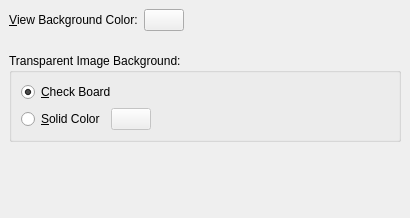
Before: the Qt Designer form app/configdialog.ui in KDE/gwenview, drawn with Qt 5.
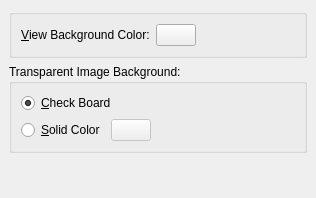
After: the same form once the commit is applied. Custom widgets are drawn as their Qt base class.

Commit message:
Improved layout a bit.
Still not satisfied, but it's the best I can do without breaking
string freeze.

The edit to the form file:
```diff
--- a/app/configdialog.ui
+++ b/app/configdialog.ui
@@ -5,8 +5,8 @@
    <rect>
     <x>0</x>
     <y>0</y>
-    <width>410</width>
-    <height>218</height>
+    <width>316</width>
+    <height>198</height>
    </rect>
   </property>
   <layout class="QVBoxLayout" >
@@ -17,9 +17,13 @@
     <number>6</number>
    </property>
    <item>
+    <widget class="QGroupBox" name="groupBox" >
+     <property name="title" >
+      <string/>
+     </property>
     <layout class="QHBoxLayout" >
      <property name="margin" >
-      <number>0</number>
+       <number>9</number>
      </property>
      <property name="spacing" >
       <number>6</number>
@@ -55,31 +59,13 @@
       </spacer>
      </item>
     </layout>
-   </item>
-   <item>
-    <spacer>
-     <property name="orientation" >
-      <enum>Qt::Vertical</enum>
-     </property>
-     <property name="sizeType" >
-      <enum>QSizePolicy::Fixed</enum>
-     </property>
-     <property name="sizeHint" >
-      <size>
-       <width>20</width>
-       <height>16</height>
-      </size>
-     </property>
-    </spacer>
+    </widget>
    </item>
    <item>
     <widget class="KButtonGroup" name="kcfg_AlphaBackgroundMode" >
      <property name="title" >
       <string>Transparent Image Background:</string>
      </property>
-     <property name="flat" >
-      <bool>true</bool>
-     </property>
      <layout class="QVBoxLayout" >
       <property name="margin" >
        <number>9</number>
@@ -179,16 +165,16 @@
   </layout>
  </widget>
  <customwidgets>
-  <customwidget>
-   <class>KButtonGroup</class>
-   <extends>QGroupBox</extends>
-   <header>kbuttongroup.h</header>
-  </customwidget>
   <customwidget>
    <class>KColorButton</class>
    <extends>QPushButton</extends>
    <header>kcolorbutton.h</header>
   </customwidget>
+  <customwidget>
+   <class>KButtonGroup</class>
+   <extends>QGroupBox</extends>
+   <header>kbuttongroup.h</header>
+  </customwidget>
  </customwidgets>
  <resources/>
  <connections>
```
Lines whose indentation alone changed are shown as unchanged.
